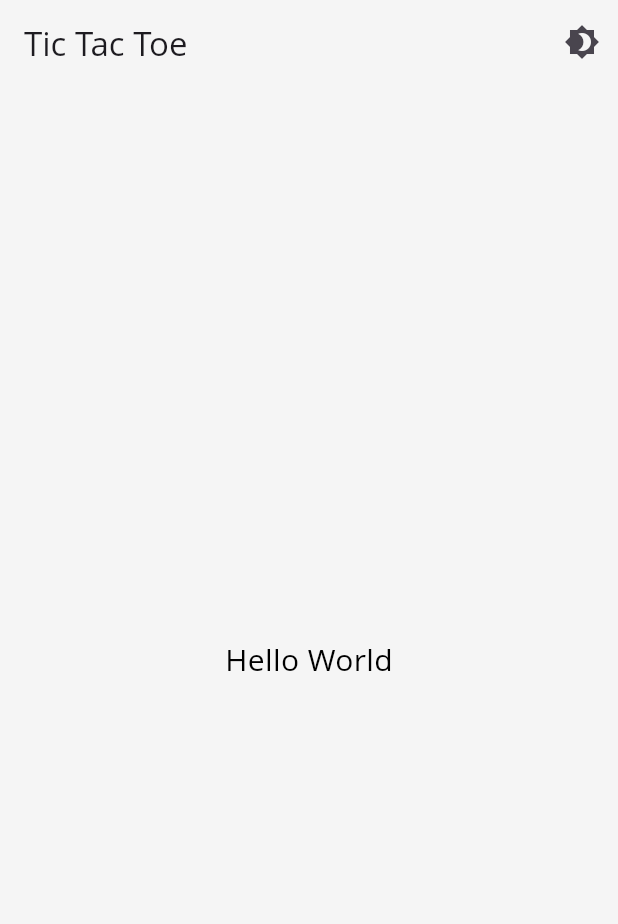
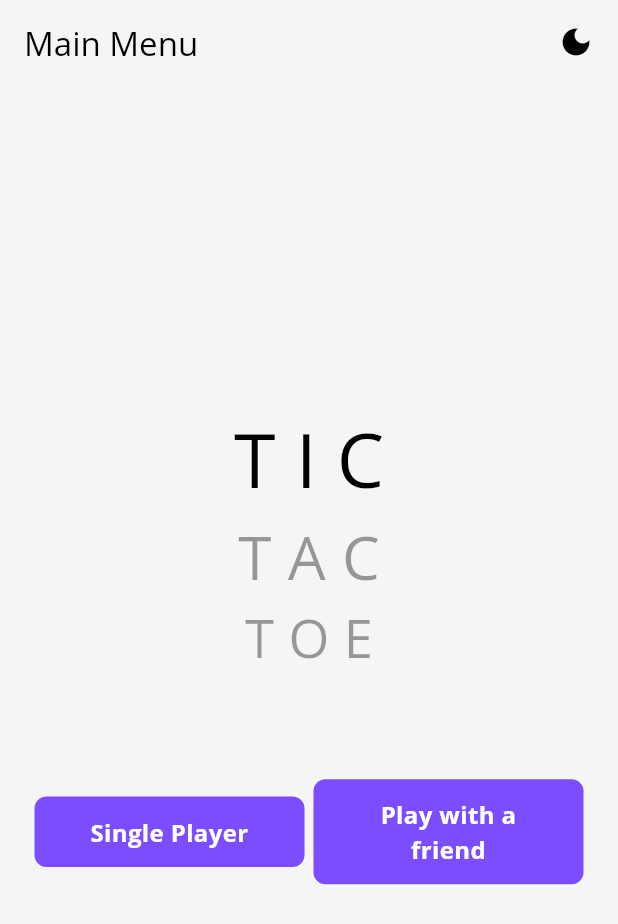
Before and after one commit to AbrarAbe/tic-tac-toe, a Flutter app: the screen it shows after launch, on a phone screen of 412 x 824 dp. Shown: the top 924 px of the screen. Run offline on Flutter 3.47's test engine with Material 3 defaults, Android fonts, the phone set to English and light mode, and no system bars; Roboto replaces fonts that are missing (Open Sans).

Commit message:
add theme switch button, screens and button navigation Changes to be committed: 	new file:   devtools_options.yaml 	deleted:    lib/core/theme/dark.dart 	renamed:    lib/core/theme/light.dart -> lib/core/theme/theme.dart 	new file:   lib/core/theme/theme_switch.dart 	new file:   lib/features/components/menu_button.dart 	new file:   lib/features/components/my_appbar.dart 	deleted:    lib/features/home.dart 	new file:   lib/features/screens/main_menu.dart 	new file:   lib/features/screens/multi_player.dart 	new file:   lib/features/screens/single_player.dart 	modified:   lib/main.dart 	modified:   pubspec.lock 	modified:   pubspec.yaml

```diff
--- /dev/null
+++ b/devtools_options.yaml
@@ -0,0 +1,3 @@
+description: This file stores settings for Dart & Flutter DevTools.
+documentation: https://docs.flutter.dev/tools/devtools/extensions#configure-extension-enablement-states
+extensions:
--- a/lib/core/theme/dark.dart
+++ /dev/null
@@ -1,21 +0,0 @@
-import 'package:flutter/material.dart';
-
-ThemeData darkTheme = ThemeData(
-  colorScheme: ColorScheme.fromSeed(
-    seedColor: Colors.deepPurple,
-    brightness: Brightness.dark,
-  ).copyWith(
-    surface: Colors.grey[900]!,
-    primary: Colors.deepPurpleAccent,
-    secondary: Colors.tealAccent,
-    onPrimary: Colors.black,
-    onSecondary: Colors.white,
-    error: Colors.redAccent,
-    onError: Colors.black,
-  ),
-  textTheme: ThemeData.dark().textTheme.apply(
-    fontFamily: 'Open Sans',
-    bodyColor: Colors.white,
-    displayColor: Colors.white,
-  ),
-);
--- a/lib/core/theme/light.dart
+++ /dev/null
@@ -1,21 +0,0 @@
-import 'package:flutter/material.dart';
-
-ThemeData lightTheme = ThemeData(
-  colorScheme: ColorScheme.fromSeed(
-    seedColor: Colors.deepPurple,
-    brightness: Brightness.light,
-  ).copyWith(
-    surface: Colors.grey[100]!,
-    primary: Colors.deepPurpleAccent,
-    secondary: Colors.tealAccent,
-    onPrimary: Colors.white,
-    onSecondary: Colors.black,
-    error: Colors.redAccent,
-    onError: Colors.white,
-  ),
-  textTheme: ThemeData.light().textTheme.apply(
-    fontFamily: 'Open Sans',
-    bodyColor: Colors.black,
-    displayColor: Colors.black,
-  ),
-);
--- /dev/null
+++ b/lib/core/theme/theme.dart
@@ -0,0 +1,41 @@
+import 'package:flutter/material.dart';
+
+ThemeData lightTheme = ThemeData(
+  colorScheme: ColorScheme.fromSeed(
+    seedColor: Colors.deepPurple,
+    brightness: Brightness.light,
+  ).copyWith(
+    surface: Colors.grey[100]!,
+    primary: Colors.deepPurpleAccent,
+    secondary: Colors.tealAccent,
+    onPrimary: Colors.black,
+    onSecondary: Colors.black,
+    error: Colors.redAccent,
+    onError: Colors.white,
+  ),
+  textTheme: ThemeData.light().textTheme.apply(
+    fontFamily: 'Open Sans',
+    bodyColor: Colors.black,
+    displayColor: Colors.black,
+  ),
+);
+
+ThemeData darkTheme = ThemeData(
+  colorScheme: ColorScheme.fromSeed(
+    seedColor: Colors.deepPurple,
+    brightness: Brightness.dark,
+  ).copyWith(
+    surface: Colors.grey[900]!,
+    primary: Colors.deepPurpleAccent.shade200,
+    secondary: Colors.tealAccent.shade200,
+    onPrimary: Colors.white,
+    onSecondary: Colors.white,
+    error: Colors.redAccent.shade200,
+    onError: Colors.black,
+  ),
+  textTheme: ThemeData.dark().textTheme.apply(
+    fontFamily: 'Open Sans',
+    bodyColor: Colors.white,
+    displayColor: Colors.white,
+  ),
+);
--- /dev/null
+++ b/lib/core/theme/theme_switch.dart
@@ -0,0 +1,21 @@
+import 'package:flutter/material.dart';
+import 'theme.dart';
+
+class ThemeSwitch with ChangeNotifier {
+  ThemeData _themeData = lightTheme;
+
+  ThemeData get themeData => _themeData;
+
+  set themeData(ThemeData themeData) {
+    _themeData = themeData;
+    notifyListeners();
+  }
+
+  void toggleTheme() {
+    if (_themeData == lightTheme) {
+      themeData = darkTheme;
+    } else {
+      themeData = lightTheme;
+    }
+  }
+}
--- /dev/null
+++ b/lib/features/components/menu_button.dart
@@ -0,0 +1,35 @@
+import 'package:flutter/material.dart';
+
+class MenuButton extends StatelessWidget {
+  final Color? color;
+  final String text;
+  final void Function()? onTap;
+
+  const MenuButton({super.key, required this.text, required this.color, required this.onTap});
+
+  @override
+  Widget build(BuildContext context) {
+    return GestureDetector(
+      onTap: onTap,
+      child: Container(
+        width: 180,
+        decoration: BoxDecoration(
+          color: color,
+          borderRadius: BorderRadius.circular(8),
+        ),
+        child: Padding(
+          padding: const EdgeInsets.symmetric(vertical: 12, horizontal: 20),
+          child: Text(
+            text,
+            style: const TextStyle(
+              color: Colors.white,
+              fontSize: 16,
+              fontWeight: FontWeight.bold,
+            ),
+            textAlign: TextAlign.center,
+          ),
+        ),
+      ),
+    );
+  }
+}
--- /dev/null
+++ b/lib/features/components/my_appbar.dart
@@ -0,0 +1,35 @@
+import 'package:flutter/material.dart';
+import 'package:provider/provider.dart';
+import '../../core/theme/theme_switch.dart';
+import '../../core/theme/theme.dart'; // Import the theme.dart file
+
+class MyAppBar extends StatelessWidget implements PreferredSizeWidget {
+  final Text title;
+  const MyAppBar({super.key, required this.title});
+
+  @override
+  Widget build(BuildContext context) {
+    return AppBar(
+      title: title,
+      foregroundColor: Theme.of(context).colorScheme.onPrimary,
+      actions: [
+        Padding(
+          padding: const EdgeInsets.only(right: 16.0),
+          child: GestureDetector(
+            onTap: () {
+              Provider.of<ThemeSwitch>(context, listen: false).toggleTheme();
+            },
+            child: Icon(
+              Provider.of<ThemeSwitch>(context).themeData == darkTheme
+                  ? Icons.light_mode
+                  : Icons.dark_mode,
+            ),
+          ),
+        ),
+      ],
+    );
+  }
+
+  @override
+  Size get preferredSize => const Size.fromHeight(kToolbarHeight);
+}
--- a/lib/features/home.dart
+++ /dev/null
@@ -1,15 +0,0 @@
-import 'package:flutter/material.dart';
-
-class HomePage extends StatelessWidget {
-  const HomePage({super.key});
-
-  @override
-  Widget build(BuildContext context) {
-    return Center(
-      child: Column(
-        mainAxisAlignment: MainAxisAlignment.center,
-        children: [const Text('Hello World', style: TextStyle(fontSize: 20))],
-      ),
-    );
-  }
-}
--- /dev/null
+++ b/lib/features/screens/main_menu.dart
@@ -0,0 +1,62 @@
+import 'package:flutter/material.dart';
+import '../components/menu_button.dart';
+import '../components/my_appbar.dart';
+
+class MainMenu extends StatelessWidget {
+  const MainMenu({super.key});
+
+  @override
+  Widget build(BuildContext context) {
+    return Scaffold(
+      appBar: MyAppBar(title: Text("Main Menu")),
+      body: Center(
+        child: Column(
+          mainAxisAlignment: MainAxisAlignment.center,
+          children: [
+            Text(
+              "T I C",
+              style: TextStyle(
+                fontSize: 50,
+                color: Theme.of(context).colorScheme.onPrimary,
+              ),
+            ),
+            Text(
+              "T A C",
+              style: TextStyle(
+                fontSize: 40,
+                color: Theme.of(context).colorScheme.onPrimary.withAlpha(99),
+              ),
+            ),
+            Text(
+              "T O E",
+              style: TextStyle(
+                fontSize: 35,
+                color: Theme.of(context).colorScheme.onPrimary.withAlpha(98),
+              ),
+            ),
+            SizedBox(height: 50),
+            Padding(
+              padding: const EdgeInsets.all(20.0),
+              child: Row(
+                mainAxisAlignment: MainAxisAlignment.spaceEvenly,
+                children: [
+                  MenuButton(
+                    text: "Single Player",
+                    onTap: () => Navigator.pushNamed(context, '/single_player'),
+                    color: Theme.of(context).colorScheme.primary,
+                  ),
+                  const SizedBox(height: 20),
+                  MenuButton(
+                    text: "Play with a friend",
+                    onTap: () => Navigator.pushNamed(context, '/multi_player'),
+                    color: Theme.of(context).colorScheme.primary,
+                  ),
+                ],
+              ),
+            ),
+          ],
+        ),
+      ),
+    );
+  }
+}
--- /dev/null
+++ b/lib/features/screens/multi_player.dart
@@ -0,0 +1,21 @@
+import 'package:flutter/material.dart';
+import '../components/my_appbar.dart';
+
+class MultiPlayer extends StatefulWidget {
+  const MultiPlayer({super.key});
+
+  @override
+  State<MultiPlayer> createState() => _MultiPlayerState();
+}
+
+class _MultiPlayerState extends State<MultiPlayer> {
+  @override
+  Widget build(BuildContext context) {
+    return const Scaffold(
+      appBar: MyAppBar(title: Text("Player vs Player")),
+      body: Center(
+        child: Text('Player vs Player'),
+      ),
+    );
+  }
+}
--- /dev/null
+++ b/lib/features/screens/single_player.dart
@@ -0,0 +1,21 @@
+import 'package:flutter/material.dart';
+import '../components/my_appbar.dart';
+
+class SinglePlayer extends StatefulWidget {
+  const SinglePlayer({super.key});
+
+  @override
+  State<SinglePlayer> createState() => _SinglePlayerState();
+}
+
+class _SinglePlayerState extends State<SinglePlayer> {
+  @override
+  Widget build(BuildContext context) {
+    return const Scaffold(
+      appBar: MyAppBar(title: Text("Singe Player")),
+      body: Center(
+        child: Text('Play with Bot'),
+      ),
+    );
+  }
+}
--- a/lib/main.dart
+++ b/lib/main.dart
@@ -1,36 +1,32 @@
 import 'package:flutter/material.dart';
-import 'core/theme/dark.dart';
-import 'core/theme/light.dart';
-import 'features/home.dart';
+import 'package:provider/provider.dart';
+import 'core/theme/theme_switch.dart';
+import 'features/screens/main_menu.dart';
+import 'features/screens/single_player.dart';
+import 'features/screens/multi_player.dart';
 
 void main() {
-  runApp(const MyApp());
+  runApp(
+    ChangeNotifierProvider(
+      create: (context) => ThemeSwitch(),
+      child: const MyApp(),
+    ),
+  );
 }
 
 class MyApp extends StatelessWidget {
   const MyApp({super.key});
 
-  // This widget is the root of your application.
   @override
   Widget build(BuildContext context) {
     return MaterialApp(
       debugShowCheckedModeBanner: false,
-      theme: lightTheme,
-      darkTheme: darkTheme,
-      home: Scaffold(
-        appBar: AppBar(
-          title: const Text('Tic Tac Toe'),
-          actions: [
-            IconButton(
-              icon: const Icon(Icons.brightness_4),
-              onPressed: () {
-                // TODO: Implement theme toggle functionality
-              },
-            ),
-          ],
-        ),
-        body: const HomePage(),
-      ),
+      home: const MainMenu(),
+      theme: Provider.of<ThemeSwitch>(context).themeData,
+      routes: {
+        '/single_player': (context) => const SinglePlayer(),
+        '/multi_player': (context) => const MultiPlayer(),
+      },
     );
   }
 }
--- a/pubspec.yaml
+++ b/pubspec.yaml
@@ -34,6 +34,7 @@ dependencies:
   # The following adds the Cupertino Icons font to your application.
   # Use with the CupertinoIcons class for iOS style icons.
   cupertino_icons: ^1.0.8
+  provider: ^6.1.2
 
 dev_dependencies:
   flutter_test:
```
Also changed, not shown: pubspec.lock.
